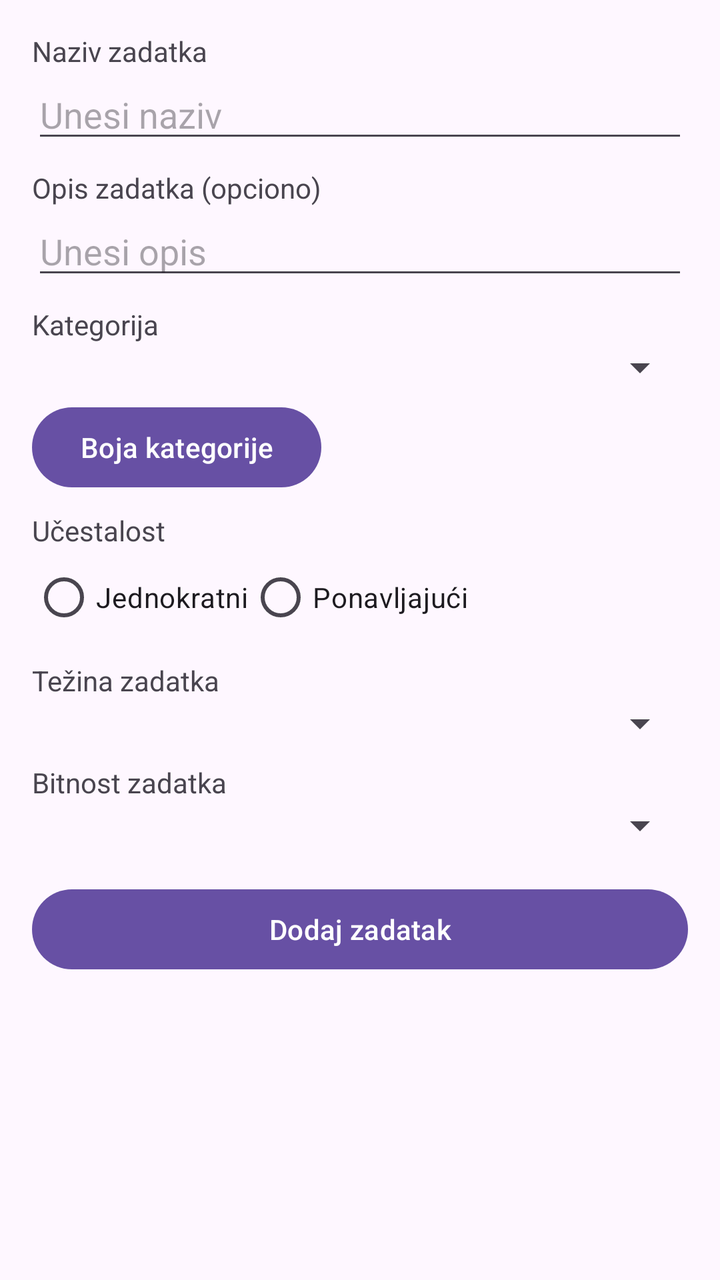
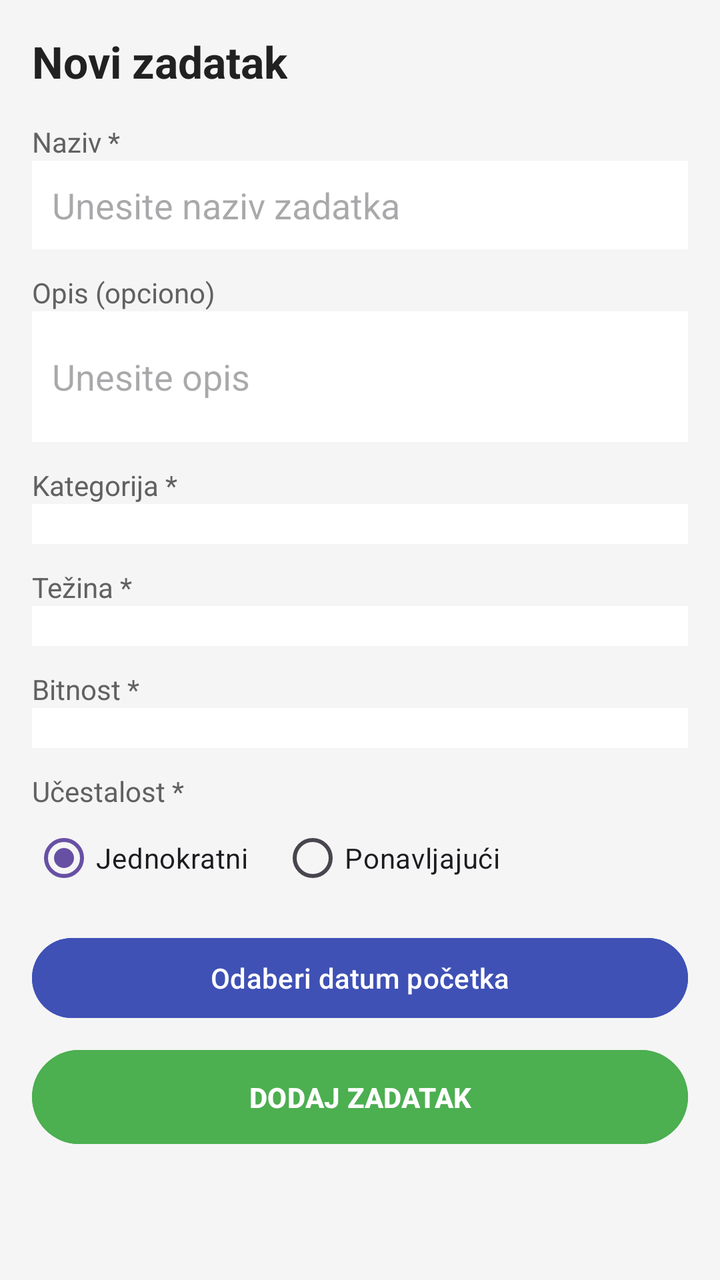

Two renders of the same Android screen: before a commit and after it. Below are the layout's source before the change and the commit's diff.
<!-- AndroidManifest.xml: application theme Theme.MyApplication -->
<!-- res/layout/activity_add_task.xml -->
<?xml version="1.0" encoding="utf-8"?>
<ScrollView xmlns:android="http://schemas.android.com/apk/res/android"
    android:layout_width="match_parent"
    android:layout_height="match_parent"
    android:padding="16dp">

    <LinearLayout
        android:orientation="vertical"
        android:layout_width="match_parent"
        android:layout_height="wrap_content">

        
        <TextView
            android:layout_width="wrap_content"
            android:layout_height="wrap_content"
            android:text="Naziv zadatka" />
        <EditText
            android:id="@+id/inputTaskName"
            android:layout_width="match_parent"
            android:layout_height="wrap_content"
            android:hint="Unesi naziv" />

        
        <TextView
            android:layout_width="wrap_content"
            android:layout_height="wrap_content"
            android:text="Opis zadatka (opciono)"
            android:layout_marginTop="8dp"/>
        <EditText
            android:id="@+id/inputTaskDescription"
            android:layout_width="match_parent"
            android:layout_height="wrap_content"
            android:hint="Unesi opis" />

        
        <TextView
            android:layout_width="wrap_content"
            android:layout_height="wrap_content"
            android:text="Kategorija"
            android:layout_marginTop="8dp"/>
        <Spinner
            android:id="@+id/spinnerCategory"
            android:layout_width="match_parent"
            android:layout_height="wrap_content" />
        <Button
            android:id="@+id/btnCategoryColor"
            android:layout_width="wrap_content"
            android:layout_height="wrap_content"
            android:text="Boja kategorije"
            android:layout_marginTop="4dp"/>

        
        <TextView
            android:layout_width="wrap_content"
            android:layout_height="wrap_content"
            android:text="Učestalost"
            android:layout_marginTop="8dp"/>
        <RadioGroup
            android:id="@+id/radioGroupFrequency"
            android:layout_width="wrap_content"
            android:layout_height="wrap_content"
            android:orientation="horizontal">
            <RadioButton
                android:id="@+id/radioOneTime"
                android:layout_width="wrap_content"
                android:layout_height="wrap_content"
                android:text="Jednokratni" />
            <RadioButton
                android:id="@+id/radioRepeating"
                android:layout_width="wrap_content"
                android:layout_height="wrap_content"
                android:text="Ponavljajući" />
        </RadioGroup>

        
        <LinearLayout
            android:id="@+id/layoutRepeatOptions"
            android:orientation="vertical"
            android:layout_width="match_parent"
            android:layout_height="wrap_content"
            android:visibility="gone"
            android:paddingLeft="8dp">

            <TextView
                android:layout_width="wrap_content"
                android:layout_height="wrap_content"
                android:text="Interval ponavljanja" />
            <EditText
                android:id="@+id/inputRepeatInterval"
                android:layout_width="match_parent"
                android:layout_height="wrap_content"
                android:inputType="number"
                android:hint="Unesi interval (npr. 1,2,3…)" />

            <TextView
                android:layout_width="wrap_content"
                android:layout_height="wrap_content"
                android:text="Jedinica ponavljanja"
                android:layout_marginTop="4dp"/>
            <Spinner
                android:id="@+id/spinnerRepeatUnit"
                android:layout_width="match_parent"
                android:layout_height="wrap_content" />

            <Button
                android:id="@+id/btnSelectStartDate"
                android:layout_width="wrap_content"
                android:layout_height="wrap_content"
                android:text="Datum početka"
                android:layout_marginTop="4dp"/>

            
            <Button
                android:id="@+id/btnSelectEndDate"
                android:layout_width="wrap_content"
                android:layout_height="wrap_content"
                android:text="Datum završetka"
                android:layout_marginTop="4dp"
                android:visibility="gone"/>
        </LinearLayout>

        
        <TextView
            android:layout_width="wrap_content"
            android:layout_height="wrap_content"
            android:text="Težina zadatka"
            android:layout_marginTop="8dp"/>
        <Spinner
            android:id="@+id/spinnerDifficulty"
            android:layout_width="match_parent"
            android:layout_height="wrap_content" />

        
        <TextView
            android:layout_width="wrap_content"
            android:layout_height="wrap_content"
            android:text="Bitnost zadatka"
            android:layout_marginTop="8dp"/>
        <Spinner
            android:id="@+id/spinnerImportance"
            android:layout_width="match_parent"
            android:layout_height="wrap_content" />

        
        <Button
            android:id="@+id/btnAddTask"
            android:layout_width="match_parent"
            android:layout_height="wrap_content"
            android:text="Dodaj zadatak"
            android:layout_marginTop="16dp"/>
    </LinearLayout>
</ScrollView>
<!-- resources referenced by this layout -->
<resources>
  <style name="Theme.MyApplication" parent="Base.Theme.MyApplication" />
  <style name="Base.Theme.MyApplication" parent="Theme.Material3.DayNight.NoActionBar">
          
          
      </style>
</resources>

<!-- the commit's change to res/layout/activity_add_task.xml (unified diff, before → after) -->
@@ -2,151 +2,184 @@
 <ScrollView xmlns:android="http://schemas.android.com/apk/res/android"
     android:layout_width="match_parent"
     android:layout_height="match_parent"
-    android:padding="16dp">
+    android:background="#F5F5F5">
 
     <LinearLayout
+        android:layout_width="match_parent"
+        android:layout_height="wrap_content"
         android:orientation="vertical"
-        android:layout_width="match_parent"
-        android:layout_height="wrap_content">
+        android:padding="16dp">
+
+        <TextView
+            android:text="Novi zadatak"
+            android:textSize="22sp"
+            android:textStyle="bold"
+            android:textColor="#212121"
+            android:layout_marginBottom="16dp"
+            android:layout_width="wrap_content"
+            android:layout_height="wrap_content"/>
 
         
-        <TextView
+        <TextView android:text="Naziv *"
+            android:textColor="#616161"
             android:layout_width="wrap_content"
-            android:layout_height="wrap_content"
-            android:text="Naziv zadatka" />
+            android:layout_height="wrap_content"/>
         <EditText
             android:id="@+id/inputTaskName"
             android:layout_width="match_parent"
             android:layout_height="wrap_content"
-            android:hint="Unesi naziv" />
+            android:hint="Unesite naziv zadatka"
+            android:background="@android:color/white"
+            android:padding="10dp"
+            android:layout_marginBottom="12dp"/>
 
         
-        <TextView
+        <TextView android:text="Opis (opciono)"
+            android:textColor="#616161"
             android:layout_width="wrap_content"
-            android:layout_height="wrap_content"
-            android:text="Opis zadatka (opciono)"
-            android:layout_marginTop="8dp"/>
+            android:layout_height="wrap_content"/>
         <EditText
             android:id="@+id/inputTaskDescription"
             android:layout_width="match_parent"
             android:layout_height="wrap_content"
-            android:hint="Unesi opis" />
+            android:hint="Unesite opis"
+            android:minLines="2"
+            android:background="@android:color/white"
+            android:padding="10dp"
+            android:layout_marginBottom="12dp"/>
 
         
-        <TextView
+        <TextView android:text="Kategorija *"
+            android:textColor="#616161"
             android:layout_width="wrap_content"
-            android:layout_height="wrap_content"
-            android:text="Kategorija"
-            android:layout_marginTop="8dp"/>
+            android:layout_height="wrap_content"/>
         <Spinner
             android:id="@+id/spinnerCategory"
             android:layout_width="match_parent"
-            android:layout_height="wrap_content" />
-        <Button
-            android:id="@+id/btnCategoryColor"
-            android:layout_width="wrap_content"
             android:layout_height="wrap_content"
-            android:text="Boja kategorije"
-            android:layout_marginTop="4dp"/>
+            android:background="@android:color/white"
+            android:padding="10dp"
+            android:layout_marginBottom="12dp"/>
 
         
-        <TextView
+        <TextView android:text="Težina *"
+            android:textColor="#616161"
             android:layout_width="wrap_content"
+            android:layout_height="wrap_content"/>
+        <Spinner
+            android:id="@+id/spinnerDifficulty"
+            android:layout_width="match_parent"
             android:layout_height="wrap_content"
-            android:text="Učestalost"
-            android:layout_marginTop="8dp"/>
+            android:background="@android:color/white"
+            android:padding="10dp"
+            android:layout_marginBottom="12dp"/>
+
+        
+        <TextView android:text="Bitnost *"
+            android:textColor="#616161"
+            android:layout_width="wrap_content"
+            android:layout_height="wrap_content"/>
+        <Spinner
+            android:id="@+id/spinnerImportance"
+            android:layout_width="match_parent"
+            android:layout_height="wrap_content"
+            android:background="@android:color/white"
+            android:padding="10dp"
+            android:layout_marginBottom="12dp"/>
+
+        
+        <TextView android:text="Učestalost *"
+            android:textColor="#616161"
+            android:layout_width="wrap_content"
+            android:layout_height="wrap_content"/>
         <RadioGroup
             android:id="@+id/radioGroupFrequency"
-            android:layout_width="wrap_content"
+            android:layout_width="match_parent"
             android:layout_height="wrap_content"
-            android:orientation="horizontal">
+            android:orientation="horizontal"
+            android:layout_marginBottom="12dp">
             <RadioButton
                 android:id="@+id/radioOneTime"
                 android:layout_width="wrap_content"
                 android:layout_height="wrap_content"
-                android:text="Jednokratni" />
+                android:text="Jednokratni"
+                android:checked="true"/>
             <RadioButton
                 android:id="@+id/radioRepeating"
                 android:layout_width="wrap_content"
                 android:layout_height="wrap_content"
-                android:text="Ponavljajući" />
+                android:text="Ponavljajući"
+                android:layout_marginStart="16dp"/>
         </RadioGroup>
 
         
         <LinearLayout
             android:id="@+id/layoutRepeatOptions"
-            android:orientation="vertical"
             android:layout_width="match_parent"
             android:layout_height="wrap_content"
-            android:visibility="gone"
-            android:paddingLeft="8dp">
+            android:orientation="vertical"
+            android:visibility="gone">
 
-            <TextView
+            <TextView android:text="Interval ponavljanja"
+                android:textColor="#616161"
                 android:layout_width="wrap_content"
-                android:layout_height="wrap_content"
-                android:text="Interval ponavljanja" />
-            <EditText
-                android:id="@+id/inputRepeatInterval"
+                android:layout_height="wrap_content"/>
+            <LinearLayout
                 android:layout_width="match_parent"
                 android:layout_height="wrap_content"
-                android:inputType="number"
-                android:hint="Unesi interval (npr. 1,2,3…)" />
-
-            <TextView
-                android:layout_width="wrap_content"
-                android:layout_height="wrap_content"
-                android:text="Jedinica ponavljanja"
-                android:layout_marginTop="4dp"/>
-            <Spinner
-                android:id="@+id/spinnerRepeatUnit"
-                android:layout_width="match_parent"
-                android:layout_height="wrap_content" />
-
-            <Button
-                android:id="@+id/btnSelectStartDate"
-                android:layout_width="wrap_content"
-                android:layout_height="wrap_content"
-                android:text="Datum početka"
-                android:layout_marginTop="4dp"/>
-
-            
-            <Button
-                android:id="@+id/btnSelectEndDate"
-                android:layout_width="wrap_content"
-                android:layout_height="wrap_content"
-                android:text="Datum završetka"
-                android:layout_marginTop="4dp"
-                android:visibility="gone"/>
+                android:orientation="horizontal"
+                android:layout_marginBottom="12dp">
+                <EditText
+                    android:id="@+id/inputRepeatInterval"
+                    android:layout_width="0dp"
+                    android:layout_weight="1"
+                    android:layout_height="wrap_content"
+                    android:hint="npr. 2"
+                    android:inputType="number"
+                    android:background="@android:color/white"
+                    android:padding="10dp"/>
+                <Spinner
+                    android:id="@+id/spinnerRepeatUnit"
+                    android:layout_width="0dp"
+                    android:layout_weight="1"
+                    android:layout_height="wrap_content"
+                    android:layout_marginStart="8dp"
+                    android:background="@android:color/white"
+                    android:padding="10dp"/>
+            </LinearLayout>
         </LinearLayout>
 
         
-        <TextView
-            android:layout_width="wrap_content"
+        <Button
+            android:id="@+id/btnSelectStartDate"
+            android:layout_width="match_parent"
             android:layout_height="wrap_content"
-            android:text="Težina zadatka"
-            android:layout_marginTop="8dp"/>
-        <Spinner
-            android:id="@+id/spinnerDifficulty"
-            android:layout_width="match_parent"
-            android:layout_height="wrap_content" />
+            android:text="Odaberi datum početka"
+            android:backgroundTint="#3F51B5"
+            android:textColor="@android:color/white"
+            android:layout_marginBottom="8dp"/>
 
         
-        <TextView
-            android:layout_width="wrap_content"
+        <Button
+            android:id="@+id/btnSelectEndDate"
+            android:layout_width="match_parent"
             android:layout_height="wrap_content"
-            android:text="Bitnost zadatka"
-            android:layout_marginTop="8dp"/>
-        <Spinner
-            android:id="@+id/spinnerImportance"
-            android:layout_width="match_parent"
-            android:layout_height="wrap_content" />
+            android:text="Odaberi datum završetka"
+            android:backgroundTint="#3F51B5"
+            android:textColor="@android:color/white"
+            android:visibility="gone"
+            android:layout_marginBottom="16dp"/>
 
         
         <Button
             android:id="@+id/btnAddTask"
             android:layout_width="match_parent"
             android:layout_height="wrap_content"
-            android:text="Dodaj zadatak"
-            android:layout_marginTop="16dp"/>
+            android:text="DODAJ ZADATAK"
+            android:backgroundTint="#4CAF50"
+            android:textColor="@android:color/white"
+            android:textStyle="bold"
+            android:padding="14dp"/>
+
     </LinearLayout>
 </ScrollView>
